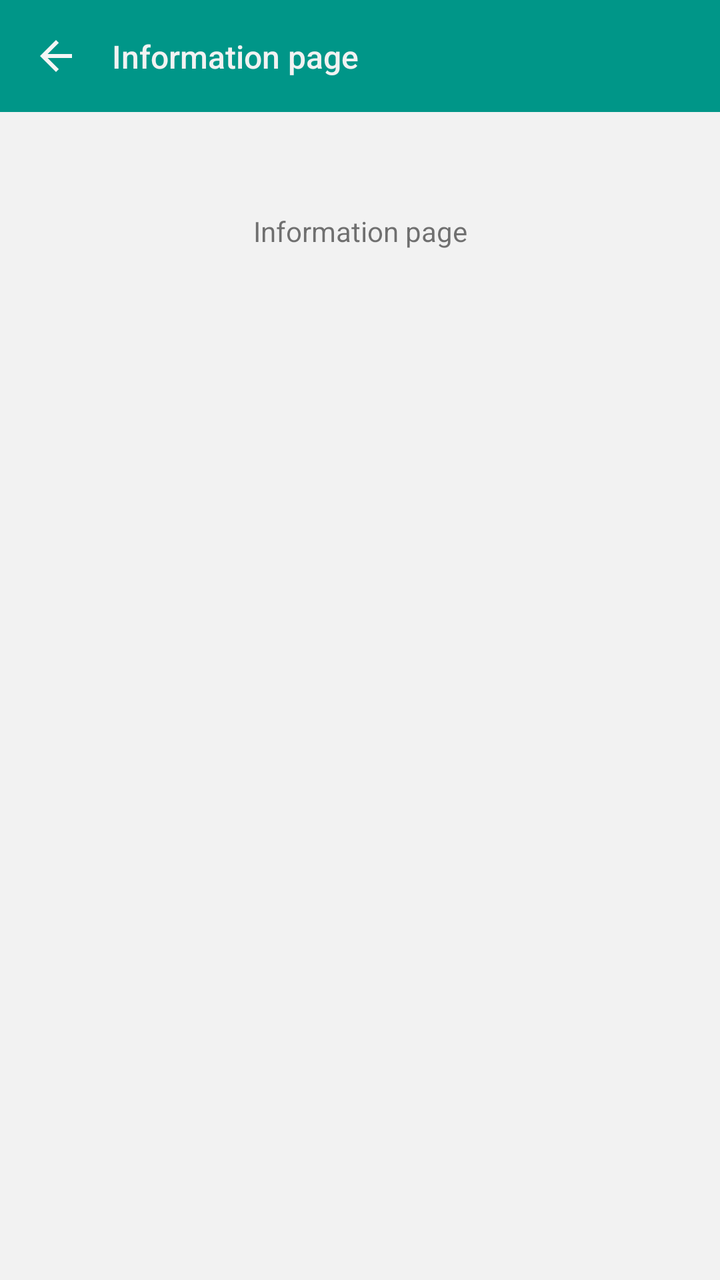
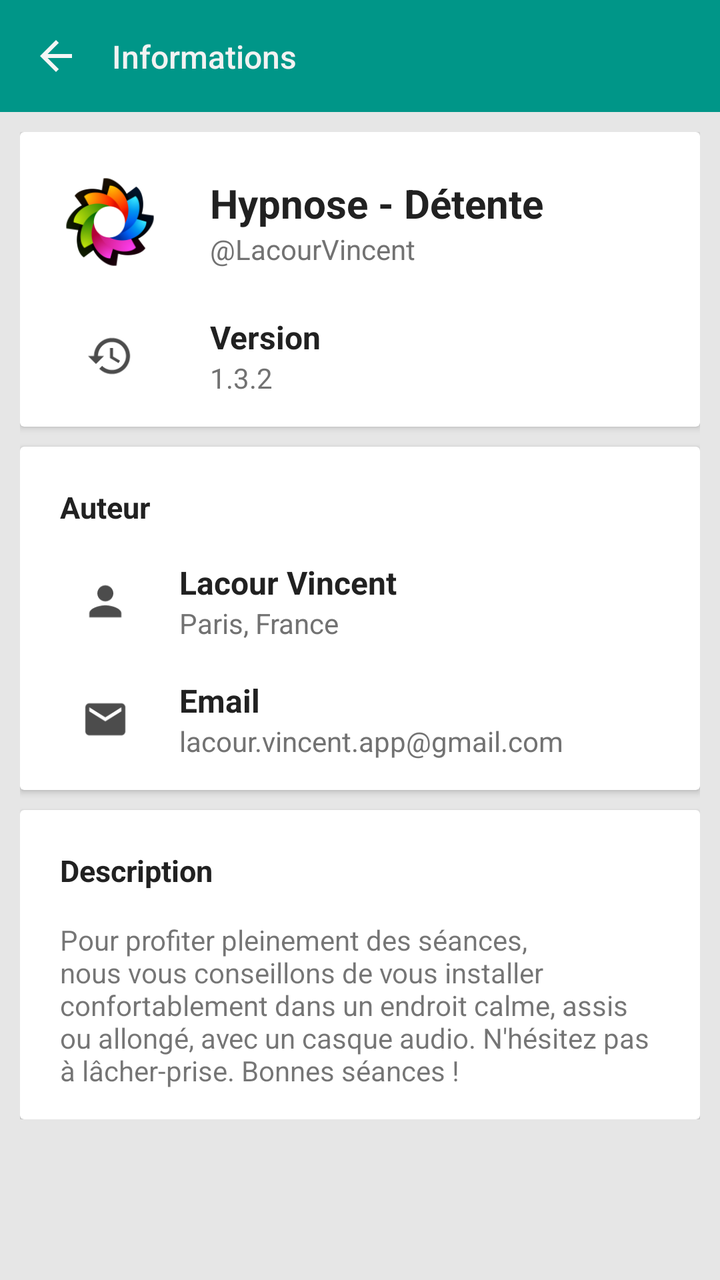

An Android layout rendered at two revisions. The XML below is the earlier revision; the diff shows what the commit changed to produce the second picture.
<!-- AndroidManifest.xml: application theme AppTheme -->
<!-- res/layout/activity_information.xml -->
<?xml version="1.0" encoding="utf-8"?>
<android.support.constraint.ConstraintLayout xmlns:android="http://schemas.android.com/apk/res/android"
    xmlns:app="http://schemas.android.com/apk/res-auto"
    android:layout_width="match_parent"
    android:layout_height="match_parent"
    android:background="@color/grid_background"
    android:fitsSystemWindows="true"
    android:orientation="vertical">

    <include
        android:id="@+id/information"
        layout="@layout/toolbar_information"></include>

    <TextView
        android:layout_width="wrap_content"
        android:layout_height="wrap_content"
        android:layout_marginTop="50dp"
        android:text="Information page"
        app:layout_constraintEnd_toEndOf="parent"
        app:layout_constraintStart_toStartOf="parent"
        app:layout_constraintTop_toBottomOf="@+id/information" />


</android.support.constraint.ConstraintLayout>
<!-- res/layout/toolbar_information.xml (included above) -->
<android.support.v7.widget.Toolbar xmlns:android="http://schemas.android.com/apk/res/android"
    xmlns:app="http://schemas.android.com/apk/res-auto"
    android:id="@+id/toolbar_information"
    android:layout_width="match_parent"
    android:layout_height="wrap_content"
    android:background="@color/ColorBGToolbar"
    android:minHeight="?android:attr/actionBarSize"
    app:contentInsetEnd="0dp"
    app:contentInsetLeft="0dp"
    app:contentInsetRight="0dp"
    app:contentInsetStart="0dp">

    <android.support.constraint.ConstraintLayout
        android:layout_width="match_parent"
        android:layout_height="match_parent">

        <ImageButton
            android:id="@+id/btn_back_information"
            style="@style/Widget.AppCompat.ActionButton"
            android:layout_width="?android:attr/actionBarSize"
            android:layout_height="?android:attr/actionBarSize"
            android:contentDescription="@string/AccessibilityImageReturn"
            android:src="@drawable/ic_arrow"
            app:layout_constraintBottom_toBottomOf="parent"
            app:layout_constraintLeft_toLeftOf="parent"
            app:layout_constraintStart_toStartOf="parent"
            app:layout_constraintTop_toTopOf="parent" />


        <TextView
            android:id="@+id/toolbar_information_title"
            style="@style/TextAppearance.AppCompat.Widget.ActionBar.Title.Inverse"
            android:layout_width="wrap_content"
            android:layout_height="wrap_content"
            android:text="Information page"
            android:ellipsize="end"
            android:maxLines="1"
            android:textColor="@color/grid_background"
            android:textSize="16sp"
            app:layout_constraintBottom_toBottomOf="parent"
            app:layout_constraintStart_toEndOf="@+id/btn_back_information"
            app:layout_constraintTop_toTopOf="parent" />


    </android.support.constraint.ConstraintLayout>

</android.support.v7.widget.Toolbar>
<!-- resources referenced by this layout -->
<resources>
  <color name="ColorBGToolbar">#009688</color>
  <color name="grid_background">#F2F2F2</color>
  <!-- drawable ic_arrow (drawable) -->
  <vector android:height="24dp" android:tint="#F5F5F5"
      android:viewportHeight="24.0" android:viewportWidth="24.0"
      android:width="24dp" xmlns:android="http://schemas.android.com/apk/res/android">
      <path android:fillColor="#FF000000" android:pathData="M20,11H7.83l5.59,-5.59L12,4l-8,8 8,8 1.41,-1.41L7.83,13H20v-2z"/>
  </vector>
  <string name="AccessibilityImageReturn">Retour</string>
  <style name="AppTheme" parent="Theme.AppCompat.Light.NoActionBar">
          <item name="colorPrimary">@color/colorPrimary</item>
          <item name="colorPrimaryDark">@color/colorPrimaryDark</item>
          <item name="colorAccent">@color/colorAccent</item>
          <item name="android:windowActionBar">false</item>
          <item name="android:windowNoTitle">true</item>
          <item name="android:colorEdgeEffect">@color/colorPrimary</item>
      </style>
  <color name="colorPrimary">#054D44</color>
  <color name="colorPrimaryDark">#00796B</color>
  <color name="colorAccent">#009688</color>
</resources>

<!-- the commit's change to res/layout/activity_information.xml (unified diff, before → after) -->
@@ -1,27 +1,373 @@
-<?xml version="1.0" encoding="utf-8"?>
-<android.support.constraint.ConstraintLayout xmlns:android="http://schemas.android.com/apk/res/android"
+<ScrollView xmlns:android="http://schemas.android.com/apk/res/android"
     xmlns:app="http://schemas.android.com/apk/res-auto"
+    xmlns:card_view="http://schemas.android.com/apk/res-auto"
     android:layout_width="match_parent"
     android:layout_height="match_parent"
-    android:background="@color/grid_background"
-    android:fitsSystemWindows="true"
-    android:orientation="vertical">
-
-    <include
-        android:id="@+id/information"
-        layout="@layout/toolbar_information"></include>
-
-    <TextView
-        android:layout_width="wrap_content"
+    android:background="#E6E6E6"
+    android:fillViewport="true">
+
+    <android.support.constraint.ConstraintLayout
+        android:layout_width="match_parent"
         android:layout_height="wrap_content"
-        android:layout_marginTop="50dp"
-        android:text="Information page"
-        app:layout_constraintEnd_toEndOf="parent"
-        app:layout_constraintStart_toStartOf="parent"
-        app:layout_constraintTop_toBottomOf="@+id/information" />
-
-
-</android.support.constraint.ConstraintLayout>
+        android:orientation="vertical">
+
+        <include
+            android:id="@+id/information"
+            layout="@layout/toolbar_information"
+            app:layout_constraintEnd_toEndOf="parent"
+            app:layout_constraintStart_toStartOf="parent"
+            app:layout_constraintTop_toTopOf="parent"></include>
+
+
+        <android.support.constraint.ConstraintLayout
+            android:layout_width="match_parent"
+            android:layout_height="wrap_content"
+
+            android:padding="10dp"
+            app:layout_constraintEnd_toEndOf="parent"
+            app:layout_constraintStart_toStartOf="parent"
+            app:layout_constraintTop_toBottomOf="@+id/information">
+
+            <android.support.v7.widget.CardView
+                android:id="@+id/card_app"
+                android:layout_width="match_parent"
+                android:layout_height="wrap_content"
+                android:background="#FFFFFF"
+
+                app:layout_constraintEnd_toEndOf="parent"
+                app:layout_constraintStart_toStartOf="parent"
+                app:layout_constraintTop_toTopOf="parent"
+                card_view:contentPaddingBottom="15dp"
+                card_view:contentPaddingTop="15dp">
+
+                <android.support.constraint.ConstraintLayout
+                    android:layout_width="match_parent"
+                    android:layout_height="wrap_content">
+
+
+                    <ImageView
+                        android:id="@+id/ic_app"
+                        android:layout_width="50dp"
+                        android:layout_height="50dp"
+
+                        android:layout_marginStart="20dp"
+                        android:layout_marginLeft="20dp"
+                        android:layout_marginTop="5dp"
+
+                        android:contentDescription="@string/AccessibilityIconApplication"
+                        android:src="@mipmap/ic_launcher"
+                        app:layout_constraintStart_toStartOf="parent"
+                        app:layout_constraintTop_toTopOf="parent" />
+
+                    <android.support.constraint.ConstraintLayout
+                        android:id="@+id/app"
+                        android:layout_width="wrap_content"
+                        android:layout_height="wrap_content"
+
+                        android:layout_marginStart="25dp"
+                        android:layout_marginLeft="25dp"
+
+                        app:layout_constraintBottom_toBottomOf="@+id/ic_app"
+                        app:layout_constraintStart_toEndOf="@+id/ic_app"
+                        app:layout_constraintTop_toTopOf="@+id/ic_app"
+
+                        >
+
+                        <TextView
+                            android:id="@+id/title_app"
+                            android:layout_width="wrap_content"
+                            android:layout_height="wrap_content"
+                            android:text="@string/applicationLabel"
+                            android:textColor="#212121"
+                            android:textSize="20sp"
+                            android:textStyle="bold"
+
+                            app:layout_constraintStart_toStartOf="parent"
+                            app:layout_constraintTop_toTopOf="parent"
+
+                            />
+
+                        <TextView
+                            android:id="@+id/author_app"
+                            android:layout_width="wrap_content"
+                            android:layout_height="wrap_content"
+                            android:text="@string/applicationTag"
+                            android:textColor="#727272"
+                            android:textSize="14sp"
+
+                            app:layout_constraintBottom_toBottomOf="parent"
+                            app:layout_constraintStart_toStartOf="@+id/title_app"
+                            app:layout_constraintTop_toBottomOf="@+id/title_app" />
+
+
+                    </android.support.constraint.ConstraintLayout>
+
+
+                    <ImageView
+                        android:id="@+id/ic_history"
+                        android:layout_width="24dp"
+                        android:layout_height="24dp"
+                        android:layout_marginTop="30dp"
+                        android:contentDescription="@string/AccessibilityIconHistory"
+
+                        android:src="@drawable/ic_history"
+                        app:layout_constraintEnd_toEndOf="@+id/ic_app"
+                        app:layout_constraintStart_toStartOf="@+id/ic_app"
+                        app:layout_constraintTop_toBottomOf="@+id/ic_app" />
+
+                    <android.support.constraint.ConstraintLayout
+                        android:id="@+id/version"
+                        android:layout_width="wrap_content"
+                        android:layout_height="wrap_content"
+
+                        app:layout_constraintBottom_toBottomOf="@+id/ic_history"
+                        app:layout_constraintStart_toStartOf="@+id/app"
+                        app:layout_constraintTop_toTopOf="@+id/ic_history"
+
+                        >
+
+
+                        <TextView
+                            android:id="@+id/title_version"
+                            android:layout_width="wrap_content"
+                            android:layout_height="wrap_content"
+                            android:text="@string/versionLabel"
+                            android:textColor="#212121"
+                            android:textSize="16sp"
+                            android:textStyle="bold"
+
+                            app:layout_constraintStart_toStartOf="parent"
+                            app:layout_constraintTop_toTopOf="parent"
+
+
+                            />
+
+                        <TextView
+                            android:id="@+id/number_version"
+                            android:layout_width="wrap_content"
+                            android:layout_height="wrap_content"
+                            android:text="@string/versionContent"
+                            android:textColor="#727272"
+                            android:textSize="14sp"
+
+                            app:layout_constraintBottom_toBottomOf="parent"
+                            app:layout_constraintStart_toStartOf="@+id/title_version"
+                            app:layout_constraintTop_toBottomOf="@+id/title_version" />
+
+
+                    </android.support.constraint.ConstraintLayout>
+
+
+                </android.support.constraint.ConstraintLayout>
+
+            </android.support.v7.widget.CardView>
+
+            <android.support.v7.widget.CardView
+                android:id="@+id/card_author"
+                android:layout_width="match_parent"
+                android:layout_height="wrap_content"
+                android:layout_marginTop="10dp"
+
+                android:background="#FFFFFF"
+                app:layout_constraintEnd_toEndOf="parent"
+                app:layout_constraintStart_toStartOf="parent"
+                app:layout_constraintTop_toBottomOf="@id/card_app"
+                card_view:contentPaddingBottom="15dp"
+                card_view:contentPaddingTop="15dp">
+
+
+                <android.support.constraint.ConstraintLayout
+                    android:layout_width="match_parent"
+                    android:layout_height="wrap_content">
+
+                    <TextView
+                        android:id="@+id/title_author"
+                        android:layout_width="wrap_content"
+                        android:layout_height="wrap_content"
+                        android:layout_marginStart="20dp"
+                        android:layout_marginLeft="20dp"
+                        android:layout_marginTop="5dp"
+                        android:text="@string/authorTitle"
+                        android:textColor="#212121"
+
+                        android:textSize="15sp"
+                        android:textStyle="bold"
+                        app:layout_constraintStart_toStartOf="parent"
+                        app:layout_constraintTop_toTopOf="parent" />
+
+                    <ImageView
+                        android:id="@+id/ic_person"
+                        android:layout_width="24dp"
+                        android:layout_height="24dp"
+                        android:layout_marginTop="25dp"
+                        android:contentDescription="@string/AccessibilityIconPerson"
+
+                        android:src="@drawable/ic_person"
+                        app:layout_constraintEnd_toEndOf="@+id/title_author"
+                        app:layout_constraintStart_toStartOf="@+id/title_author"
+                        app:layout_constraintTop_toBottomOf="@+id/title_author"
+
+                        />
+
+                    <android.support.constraint.ConstraintLayout
+                        android:id="@+id/author"
+                        android:layout_width="wrap_content"
+                        android:layout_height="wrap_content"
+
+                        android:layout_marginStart="25dp"
+                        android:layout_marginLeft="25dp"
+                        app:layout_constraintBottom_toBottomOf="@+id/ic_person"
+                        app:layout_constraintStart_toEndOf="@+id/ic_person"
+                        app:layout_constraintTop_toTopOf="@+id/ic_person"
+
+                        >
+
+
+                        <TextView
+                            android:id="@+id/text_author"
+                            android:layout_width="wrap_content"
+                            android:layout_height="wrap_content"
+                            android:text="@string/authorLabel"
+                            android:textColor="#212121"
+                            android:textSize="16sp"
+                            android:textStyle="bold"
+
+                            app:layout_constraintStart_toStartOf="parent"
+                            app:layout_constraintTop_toTopOf="parent"
+
+                            />
+
+                        <TextView
+                            android:id="@+id/city_author"
+                            android:layout_width="wrap_content"
+                            android:layout_height="wrap_content"
+                            android:text="@string/authorContent"
+                            android:textColor="#727272"
+                            android:textSize="14sp"
+
+                            app:layout_constraintBottom_toBottomOf="parent"
+                            app:layout_constraintStart_toStartOf="@+id/text_author"
+                            app:layout_constraintTop_toBottomOf="@+id/text_author" />
+
+
+                    </android.support.constraint.ConstraintLayout>
+
+                    <ImageView
+                        android:id="@+id/ic_email"
+                        android:layout_width="24dp"
+                        android:layout_height="24dp"
+                        android:layout_marginTop="35dp"
+                        android:contentDescription="@string/AccessibilityIconEmail"
+
+                        android:src="@drawable/ic_email"
+                        app:layout_constraintEnd_toEndOf="@+id/title_author"
+                        app:layout_constraintStart_toStartOf="@+id/title_author"
+                        app:layout_constraintTop_toBottomOf="@+id/ic_person"
+
+                        />
+
+                    <android.support.constraint.ConstraintLayout
+                        android:id="@+id/email"
+                        android:layout_width="wrap_content"
+                        android:layout_height="wrap_content"
+
+                        android:layout_marginStart="25dp"
+                        android:layout_marginLeft="25dp"
+                        app:layout_constraintBottom_toBottomOf="@+id/ic_email"
+                        app:layout_constraintStart_toEndOf="@+id/ic_email"
+                        app:layout_constraintTop_toTopOf="@+id/ic_email"
+
+                        >
+
+
+                        <TextView
+                            android:id="@+id/title_email"
+                            android:layout_width="wrap_content"
+                            android:layout_height="wrap_content"
+                            android:text="@string/emailLabel"
+                            android:textColor="#212121"
+                            android:textSize="16sp"
+                            android:textStyle="bold"
+
+                            app:layout_constraintStart_toStartOf="parent"
+                            app:layout_constraintTop_toTopOf="parent"
+
+                            />
+
+                        <TextView
+                            android:id="@+id/content_email"
+                            android:layout_width="wrap_content"
+                            android:layout_height="wrap_content"
+                            android:text="@string/emailContent"
+                            android:textColor="#727272"
+                            android:textSize="14sp"
+
+                            app:layout_constraintBottom_toBottomOf="parent"
+                            app:layout_constraintStart_toStartOf="@+id/title_email"
+                            app:layout_constraintTop_toBottomOf="@+id/title_email" />
+
+
+                    </android.support.constraint.ConstraintLayout>
+
+                </android.support.constraint.ConstraintLayout>
+
+            </android.support.v7.widget.CardView>
+
+            <android.support.v7.widget.CardView
+                android:id="@+id/card_description"
+                android:layout_width="match_parent"
+                android:layout_height="wrap_content"
+                android:layout_marginTop="10dp"
+
+                android:background="#FFFFFF"
+                app:layout_constraintEnd_toEndOf="parent"
+                app:layout_constraintStart_toStartOf="parent"
+                app:layout_constraintTop_toBottomOf="@id/card_author"
+                card_view:contentPaddingBottom="15dp"
+                card_view:contentPaddingTop="15dp">
+
+                <android.support.constraint.ConstraintLayout
+                    android:layout_width="match_parent"
+                    android:layout_height="wrap_content">
+
+                    <TextView
+                        android:id="@+id/title_description"
+                        android:layout_width="wrap_content"
+                        android:layout_height="wrap_content"
+                        android:layout_marginStart="20dp"
+                        android:layout_marginLeft="20dp"
+                        android:layout_marginTop="5dp"
+                        android:text="@string/descriptionLabel"
+                        android:textColor="#212121"
+
+                        android:textSize="15sp"
+                        android:textStyle="bold"
+                        app:layout_constraintStart_toStartOf="parent"
+                        app:layout_constraintTop_toTopOf="parent" />
+
+
+                    <TextView
+                        android:id="@+id/content_description"
+                        android:layout_width="match_parent"
+                        android:layout_height="wrap_content"
+                        android:layout_marginStart="20dp"
+
+                        android:layout_marginTop="15dp"
+                        android:layout_marginEnd="20dp"
+                        android:text="@string/descriptionContent"
+                        app:layout_constraintEnd_toEndOf="parent"
+                        app:layout_constraintStart_toStartOf="@+id/title_description"
+                        app:layout_constraintTop_toBottomOf="@+id/title_description" />
+
+                </android.support.constraint.ConstraintLayout>
+
+            </android.support.v7.widget.CardView>
+
+        </android.support.constraint.ConstraintLayout>
+
+    </android.support.constraint.ConstraintLayout>
+
+</ScrollView>
 <!-- res/layout/toolbar_information.xml (included above) -->
 <android.support.v7.widget.Toolbar xmlns:android="http://schemas.android.com/apk/res/android"
     xmlns:app="http://schemas.android.com/apk/res-auto"
@@ -44,7 +390,7 @@
             style="@style/Widget.AppCompat.ActionButton"
             android:layout_width="?android:attr/actionBarSize"
             android:layout_height="?android:attr/actionBarSize"
-            android:contentDescription="@string/AccessibilityImageReturn"
+            android:contentDescription="@string/AccessibilityIconBack"
             android:src="@drawable/ic_arrow"
             app:layout_constraintBottom_toBottomOf="parent"
             app:layout_constraintLeft_toLeftOf="parent"
@@ -57,9 +403,9 @@
             style="@style/TextAppearance.AppCompat.Widget.ActionBar.Title.Inverse"
             android:layout_width="wrap_content"
             android:layout_height="wrap_content"
-            android:text="Information page"
             android:ellipsize="end"
             android:maxLines="1"
+            android:text="@string/menuInformationsLabel"
             android:textColor="@color/grid_background"
             android:textSize="16sp"
             app:layout_constraintBottom_toBottomOf="parent"
<!-- resource entries referenced after the edit -->
@@ -8,7 +8,42 @@
       android:width="24dp" xmlns:android="http://schemas.android.com/apk/res/android">
       <path android:fillColor="#FF000000" android:pathData="M20,11H7.83l5.59,-5.59L12,4l-8,8 8,8 1.41,-1.41L7.83,13H20v-2z"/>
   </vector>
-  <string name="AccessibilityImageReturn">Retour</string>
+  <!-- drawable ic_email (drawable) -->
+  <vector android:autoMirrored="true" android:height="24dp"
+      android:tint="#4C4C4C" android:viewportHeight="24.0"
+      android:viewportWidth="24.0" android:width="24dp" xmlns:android="http://schemas.android.com/apk/res/android">
+      <path android:fillColor="#FF000000" android:pathData="M20,4L4,4c-1.1,0 -1.99,0.9 -1.99,2L2,18c0,1.1 0.9,2 2,2h16c1.1,0 2,-0.9 2,-2L22,6c0,-1.1 -0.9,-2 -2,-2zM20,8l-8,5 -8,-5L4,6l8,5 8,-5v2z"/>
+  </vector>
+  <!-- drawable ic_history (drawable) -->
+  <vector android:autoMirrored="true" android:height="24dp"
+      android:tint="#4C4C4C" android:viewportHeight="24.0"
+      android:viewportWidth="24.0" android:width="24dp" xmlns:android="http://schemas.android.com/apk/res/android">
+      <path android:fillColor="#FF000000" android:pathData="M13,3c-4.97,0 -9,4.03 -9,9L1,12l3.89,3.89 0.07,0.14L9,12L6,12c0,-3.87 3.13,-7 7,-7s7,3.13 7,7 -3.13,7 -7,7c-1.93,0 -3.68,-0.79 -4.94,-2.06l-1.42,1.42C8.27,19.99 10.51,21 13,21c4.97,0 9,-4.03 9,-9s-4.03,-9 -9,-9zM12,8v5l4.28,2.54 0.72,-1.21 -3.5,-2.08L13.5,8L12,8z"/>
+  </vector>
+  <!-- drawable ic_person (drawable) -->
+  <vector android:autoMirrored="true" android:height="24dp"
+      android:tint="#4C4C4C" android:viewportHeight="24.0"
+      android:viewportWidth="24.0" android:width="24dp" xmlns:android="http://schemas.android.com/apk/res/android">
+      <path android:fillColor="#FF000000" android:pathData="M12,12c2.21,0 4,-1.79 4,-4s-1.79,-4 -4,-4 -4,1.79 -4,4 1.79,4 4,4zM12,14c-2.67,0 -8,1.34 -8,4v2h16v-2c0,-2.66 -5.33,-4 -8,-4z"/>
+  </vector>
+  <!-- mipmap ic_launcher: png bitmap (mipmap-hdpi, 6029 bytes) -->
+  <string name="AccessibilityIconApplication">Icon application</string>
+  <string name="AccessibilityIconBack">Icon retour</string>
+  <string name="AccessibilityIconEmail">Icon courrier electronique</string>
+  <string name="AccessibilityIconHistory">Icon historique</string>
+  <string name="AccessibilityIconPerson">Icon personne</string>
+  <string name="applicationLabel">Hypnose - Détente</string>
+  <string name="applicationTag">\@LacourVincent</string>
+  <string name="authorContent">Paris, France</string>
+  <string name="authorLabel">Lacour Vincent</string>
+  <string name="authorTitle">Auteur</string>
+  <string name="descriptionContent">Pour profiter pleinement des séances, nous vous conseillons de vous installer confortablement dans un endroit calme, assis ou allongé, avec un casque audio. N\'hésitez pas à lâcher-prise. Bonnes séances !</string>
+  <string name="descriptionLabel">Description</string>
+  <string name="emailContent">lacour.vincent.app@gmail.com</string>
+  <string name="emailLabel">Email</string>
+  <string name="menuInformationsLabel">Informations</string>
+  <string name="versionContent">1.3.2</string>
+  <string name="versionLabel">Version</string>
   <style name="AppTheme" parent="Theme.AppCompat.Light.NoActionBar">
           <item name="colorPrimary">@color/colorPrimary</item>
           <item name="colorPrimaryDark">@color/colorPrimaryDark</item>
